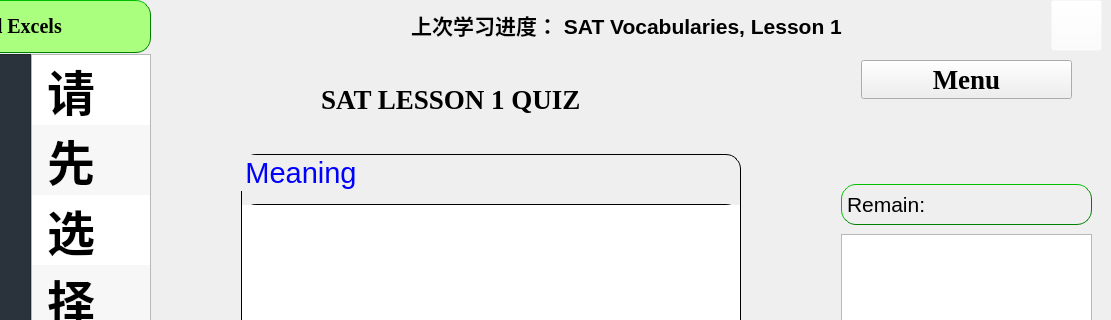
Old version of the form PyQt5_GUI/RemV_Package/pyFile/FirstGui.ui in the repository ArmandXiao/RemV; both pictures show x 149 to 1260 and y 0 to 320 of the 1260 by 835 pixel window.
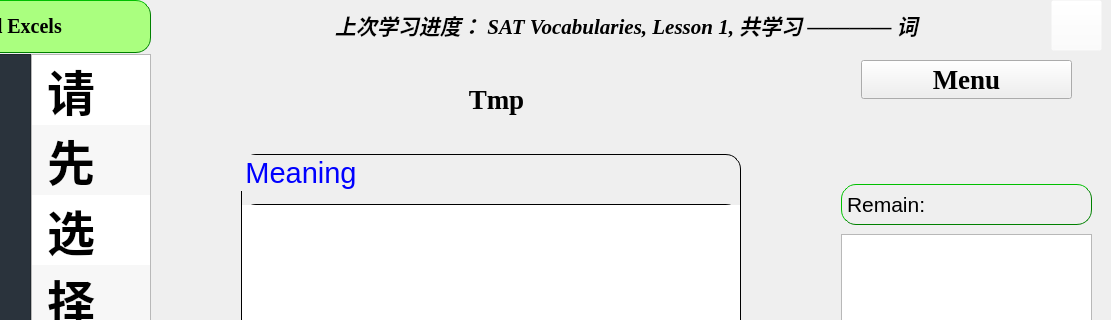
New version of the form.

```diff
--- a/PyQt5_GUI/RemV_Package/pyFile/FirstGui.ui
+++ b/PyQt5_GUI/RemV_Package/pyFile/FirstGui.ui
@@ -120,8 +120,20 @@
           <height>51</height>
          </rect>
         </property>
+        <property name="font">
+         <font>
+          <family>Times New Roman</family>
+          <pointsize>20</pointsize>
+          <weight>75</weight>
+          <italic>true</italic>
+          <bold>true</bold>
+         </font>
+        </property>
         <property name="text">
-         <string>&lt;html&gt;&lt;head/&gt;&lt;body&gt;&lt;p align=&quot;center&quot;&gt;&lt;span style=&quot; font-size:16pt; font-weight:600;&quot;&gt;上次学习进度： SAT Vocabularies, Lesson 1&lt;/span&gt;&lt;/p&gt;&lt;/body&gt;&lt;/html&gt;</string>
+         <string>&lt;html&gt;&lt;head/&gt;&lt;body&gt;&lt;p align=&quot;center&quot;&gt;&lt;span style=&quot; font-size:16pt; font-weight:600;&quot;&gt;上次学习进度： SAT Vocabularies, Lesson 1, 共学习 ———— 词&lt;/span&gt;&lt;/p&gt;&lt;/body&gt;&lt;/html&gt;</string>
+        </property>
+        <property name="alignment">
+         <set>Qt::AlignCenter</set>
         </property>
        </widget>
        <widget class="QToolButton" name="helpBtn">
@@ -1368,9 +1380,9 @@
         <widget class="QLabel" name="label">
          <property name="geometry">
           <rect>
-           <x>170</x>
+           <x>50</x>
            <y>20</y>
-           <width>381</width>
+           <width>591</width>
            <height>51</height>
           </rect>
          </property>
@@ -1380,7 +1392,10 @@
           </font>
          </property>
          <property name="text">
-          <string>SAT LESSON 1 QUIZ</string>
+          <string>Tmp</string>
+         </property>
+         <property name="alignment">
+          <set>Qt::AlignCenter</set>
          </property>
         </widget>
        </widget>
```
Left out of the diff: 4 changed lines with no effect on the pictures.
